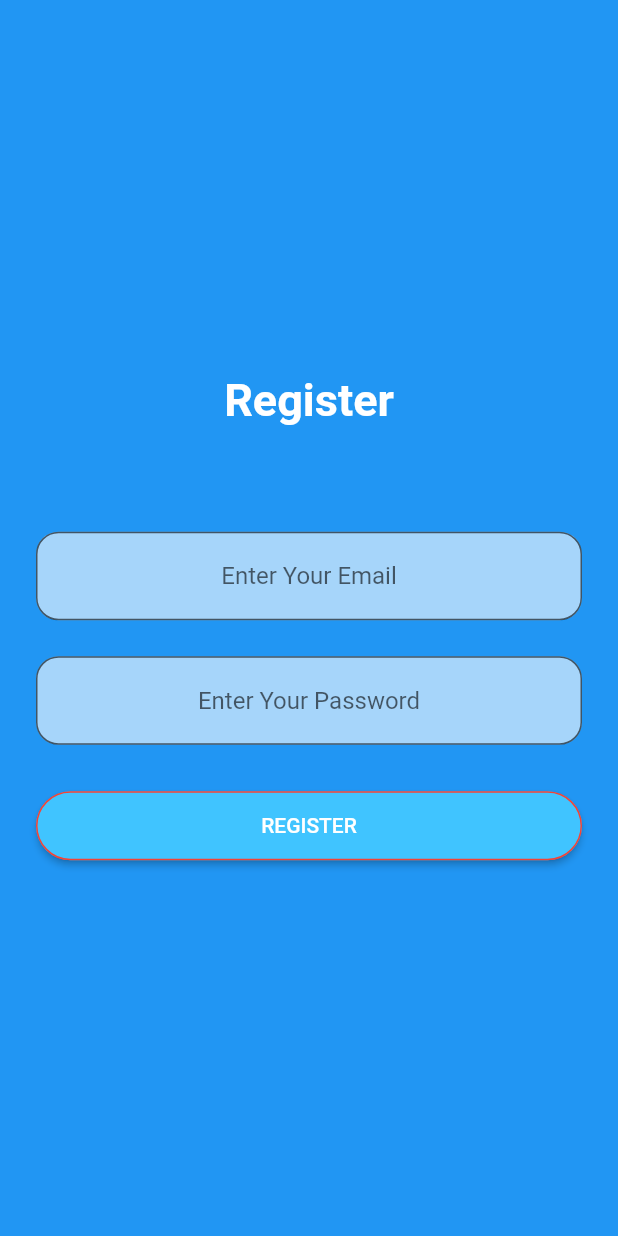
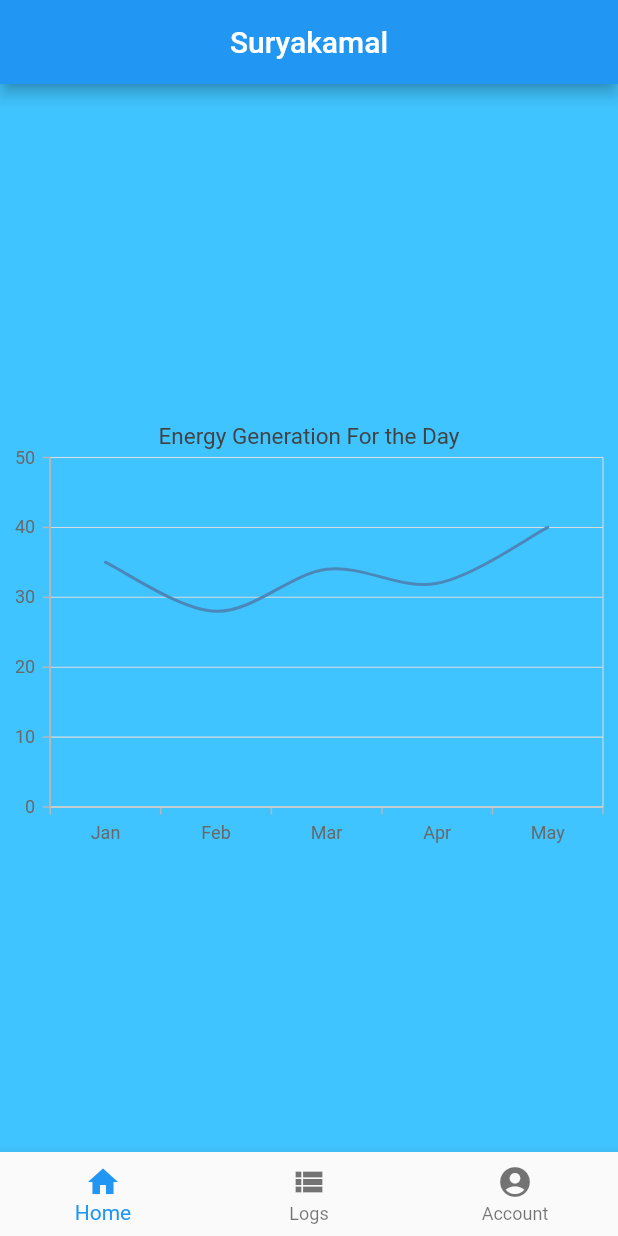
Before and after one commit to rahilkeni/Suryakamal_App, a Flutter app: the screen it shows after launch, on a phone screen of 412 x 824 dp. Run offline on Flutter 3.47's test engine with Material 2 defaults, Android fonts, the phone set to English and light mode, and no system bars; drawn by our look-alikes of modal_progress_hud_nsn; our stand-ins replace cloud_firestore, firebase_core, flutter_spinkit, page_transition, shared_preferences, syncfusion_flutter_charts; accounts and stored records are empty.

Commit message:
Sample Chart Added

```diff
--- a/lib/screens/LoadingScreen.dart
+++ b/lib/screens/LoadingScreen.dart
@@ -4,7 +4,7 @@ import 'package:shared_preferences/shared_preferences.dart';
 import 'package:page_transition/page_transition.dart';
 //Importing Screens
 import 'package:suryakamal/screens/Registration_Screen.dart';
-//import 'package:suryakamal/screens/MainScreen.dart';
+import 'package:suryakamal/screens/MainScreen.dart';
 
 class LoadingScreen extends StatefulWidget {
   const LoadingScreen({Key? key}) : super(key: key);
@@ -49,7 +49,7 @@ class _LoadingScreenState extends State<LoadingScreen> {
             type: PageTransitionType.fade,
             duration: const Duration(seconds: 3),
             //alignment: Alignment.center,
-            child: const RegistrationScreen(),
+            child: const MainScreen(),
           ),
           //MaterialPageRoute(builder: (context) {
           //  return ;
--- /dev/null
+++ b/lib/screens/MainScreen.dart
@@ -0,0 +1,86 @@
+import 'package:flutter/material.dart';
+import 'package:syncfusion_flutter_charts/charts.dart';
+import 'package:syncfusion_flutter_charts/sparkcharts.dart';
+
+class MainScreen extends StatefulWidget {
+  const MainScreen({Key? key}) : super(key: key);
+  static const String id = 'main_screen';
+
+  @override
+  _MainScreenState createState() => _MainScreenState();
+}
+
+class _MainScreenState extends State<MainScreen> {
+  List<_SalesData> data = [
+    _SalesData('Jan', 35),
+    _SalesData('Feb', 28),
+    _SalesData('Mar', 34),
+    _SalesData('Apr', 32),
+    _SalesData('May', 40)
+  ];
+
+  @override
+  Widget build(BuildContext context) {
+    return MaterialApp(
+      home: SafeArea(
+        child: Scaffold(
+          appBar: AppBar(
+            centerTitle: true,
+            title: Text("Suryakamal"),
+          ),
+          body: Container(
+            color: Colors.lightBlueAccent,
+            child: Column(
+              mainAxisAlignment: MainAxisAlignment.center,
+              crossAxisAlignment: CrossAxisAlignment.stretch,
+              children: <Widget>[
+                SizedBox(height: 20.0),
+                SfCartesianChart(
+                  primaryXAxis: CategoryAxis(
+                    majorGridLines: const MajorGridLines(width: 0),
+                  ),
+                  //chart title
+                  title: ChartTitle(text: 'Energy Generation For the Day'),
+                  //enable legend
+                  legend: Legend(isVisible: false),
+                  //enable tooltip
+                  tooltipBehavior: TooltipBehavior(enable: true),
+                  series: <ChartSeries<_SalesData, String>>[
+                    SplineSeries(
+                      dataSource: data,
+                      xValueMapper: (_SalesData sales, _) => sales.year,
+                      yValueMapper: (_SalesData sales, _) => sales.sales,
+                    ),
+                  ],
+                ),
+              ],
+            ),
+          ),
+          bottomNavigationBar: BottomNavigationBar(
+            items: const <BottomNavigationBarItem>[
+              BottomNavigationBarItem(
+                icon: Icon(Icons.home),
+                label: "Home",
+              ),
+              BottomNavigationBarItem(
+                icon: Icon(Icons.view_list),
+                label: "Logs",
+              ),
+              BottomNavigationBarItem(
+                icon: Icon(Icons.account_circle),
+                label: "Account",
+              ),
+            ],
+          ),
+        ),
+      ),
+    );
+  }
+}
+
+class _SalesData {
+  _SalesData(this.year, this.sales);
+
+  final String year;
+  final double sales;
+}
--- a/lib/screens/Registration_Screen.dart
+++ b/lib/screens/Registration_Screen.dart
@@ -1,5 +1,5 @@
 import 'package:flutter/material.dart';
-//import 'package:suryakamal/screens/MainScreen.dart';
+import 'package:suryakamal/screens/MainScreen.dart';
 import 'package:modal_progress_hud_nsn/modal_progress_hud_nsn.dart';
 import 'package:shared_preferences/shared_preferences.dart';
 import 'package:firebase_core/firebase_core.dart';
@@ -45,8 +45,8 @@ class _RegisterState extends State<Register> {
         Map<String, dynamic>? data = docSnapshot.data();
         mail = data?['email']; // <-- The value you want to retrieve.
         pass = data?['password'];
-//        print(mail);
-//        print(pass);
+        print(mail);
+        print(pass);
       }
       if (mail == email && pass == password) {
         prefs.setString('email', email);
@@ -152,7 +152,7 @@ class _RegisterState extends State<Register> {
                               type: PageTransitionType.fade,
                               duration: const Duration(seconds: 3),
                               //alignment: Alignment.center,
-                              child: const RegistrationScreen(),
+                              child: const MainScreen(),
                             ),
                             //MaterialPageRoute(builder: (context) {
                             //  return ;
```
